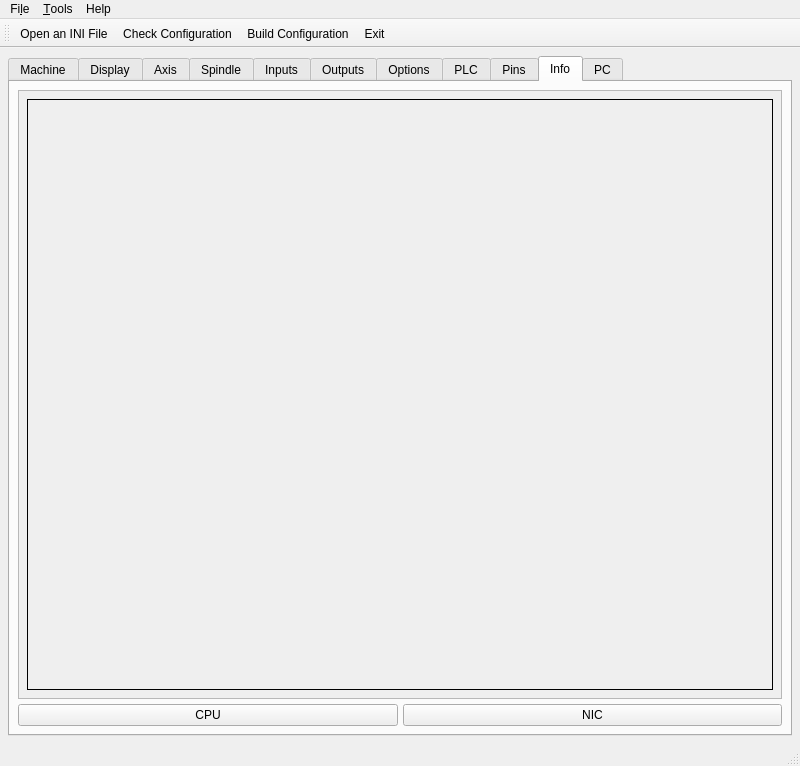
jethornton/7i96, file c7i96/c7i96.ui: the form before one commit.
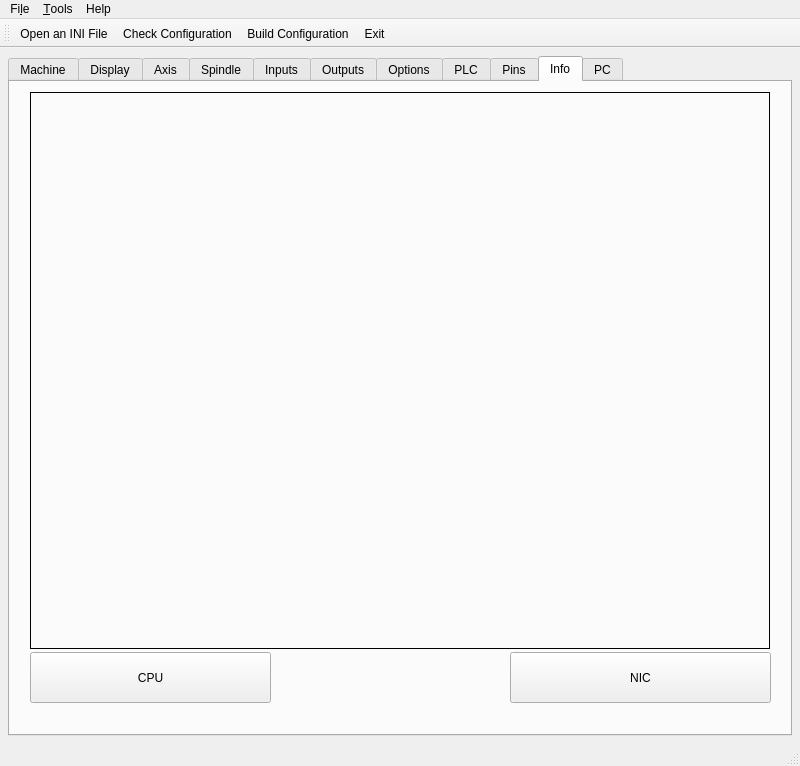
The form after the commit. The open tabs and pages were chosen to show the change.

Commit message: fix weird layout error

Patch:
```diff
--- a/c7i96/c7i96.ui
+++ b/c7i96/c7i96.ui
@@ -7305,70 +7305,67 @@
        <attribute name="title">
         <string>Info</string>
        </attribute>
-       <layout class="QGridLayout" name="gridLayout_51">
-        <item row="0" column="0" colspan="2">
-         <widget class="QScrollArea" name="scrollArea_2">
-          <property name="widgetResizable">
-           <bool>true</bool>
-          </property>
-          <widget class="QWidget" name="scrollAreaWidgetContents_2">
-           <property name="geometry">
-            <rect>
-             <x>0</x>
-             <y>0</y>
-             <width>758</width>
-             <height>575</height>
-            </rect>
-           </property>
-           <layout class="QGridLayout" name="gridLayout_38">
-            <item row="0" column="0">
-             <widget class="QLabel" name="infoLB">
-              <property name="font">
-               <font>
-                <family>Courier</family>
-                <weight>50</weight>
-                <bold>false</bold>
-               </font>
-              </property>
-              <property name="frameShape">
-               <enum>QFrame::Box</enum>
-              </property>
-              <property name="text">
-               <string/>
-              </property>
-              <property name="alignment">
-               <set>Qt::AlignLeading|Qt::AlignLeft|Qt::AlignTop</set>
-              </property>
-              <property name="textInteractionFlags">
-               <set>Qt::LinksAccessibleByMouse|Qt::TextSelectableByMouse</set>
-              </property>
-             </widget>
-            </item>
-           </layout>
-          </widget>
-         </widget>
-        </item>
-        <item row="1" column="0">
-         <widget class="QPushButton" name="cpuPB">
-          <property name="toolTip">
-           <string>Central Processing Unit</string>
-          </property>
-          <property name="text">
-           <string>CPU</string>
-          </property>
-         </widget>
-        </item>
-        <item row="1" column="1">
-         <widget class="QPushButton" name="nicPB">
-          <property name="toolTip">
-           <string>&lt;html&gt;&lt;head/&gt;&lt;body&gt;&lt;p&gt;Network Interface Card&lt;/p&gt;&lt;/body&gt;&lt;/html&gt;</string>
-          </property>
-          <property name="text">
-           <string>NIC</string>
-          </property>
-         </widget>
-        </item>
-       </layout>
+       <widget class="QPushButton" name="nicPB">
+        <property name="geometry">
+         <rect>
+          <x>500</x>
+          <y>570</y>
+          <width>261</width>
+          <height>51</height>
+         </rect>
+        </property>
+        <property name="toolTip">
+         <string>&lt;html&gt;&lt;head/&gt;&lt;body&gt;&lt;p&gt;Network Interface Card&lt;/p&gt;&lt;/body&gt;&lt;/html&gt;</string>
+        </property>
+        <property name="text">
+         <string>NIC</string>
+        </property>
+       </widget>
+       <widget class="QPushButton" name="cpuPB">
+        <property name="geometry">
+         <rect>
+          <x>20</x>
+          <y>570</y>
+          <width>241</width>
+          <height>51</height>
+         </rect>
+        </property>
+        <property name="toolTip">
+         <string>Central Processing Unit</string>
+        </property>
+        <property name="text">
+         <string>CPU</string>
+        </property>
+       </widget>
+       <widget class="QLabel" name="infoLB">
+        <property name="geometry">
+         <rect>
+          <x>20</x>
+          <y>10</y>
+          <width>740</width>
+          <height>557</height>
+         </rect>
+        </property>
+        <property name="font">
+         <font>
+          <family>Courier</family>
+          <weight>50</weight>
+          <bold>false</bold>
+         </font>
+        </property>
+        <property name="frameShape">
+         <enum>QFrame::Box</enum>
+        </property>
+        <property name="text">
+         <string/>
+        </property>
+        <property name="alignment">
+         <set>Qt::AlignLeading|Qt::AlignLeft|Qt::AlignTop</set>
+        </property>
+        <property name="textInteractionFlags">
+         <set>Qt::LinksAccessibleByMouse|Qt::TextSelectableByMouse</set>
+        </property>
+       </widget>
       </widget>
       <widget class="QWidget" name="pc">
        <attribute name="title">
```
Left out of the diff: 3 changed lines with no effect on the pictures. The commit also changes 2 other files.
